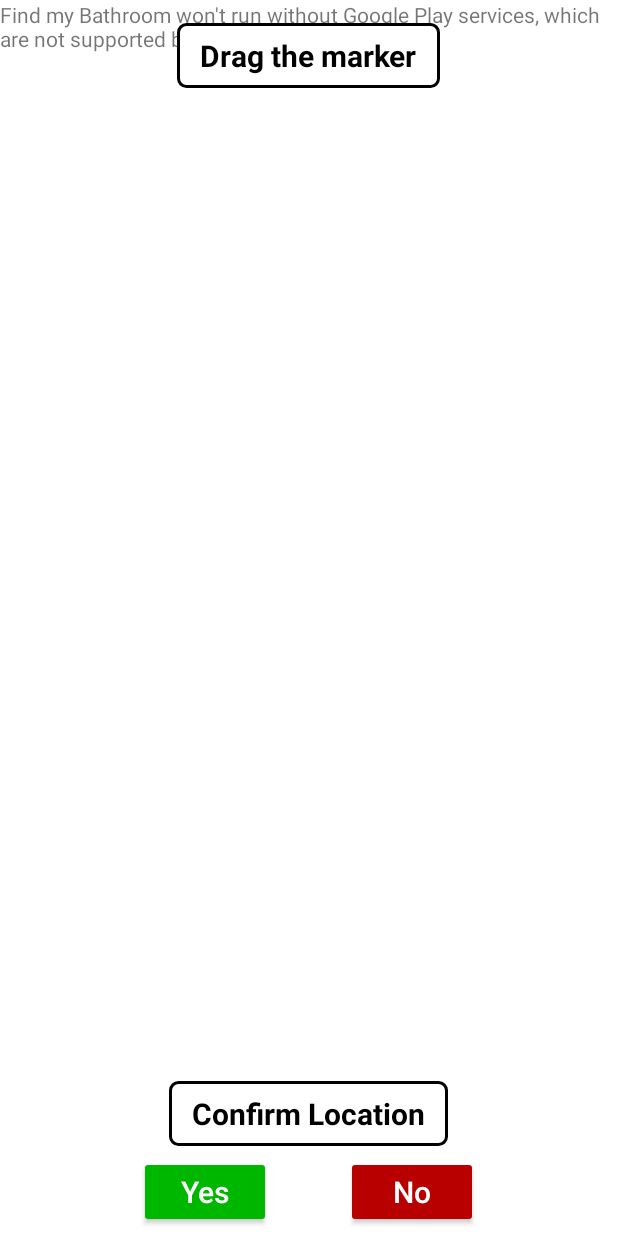
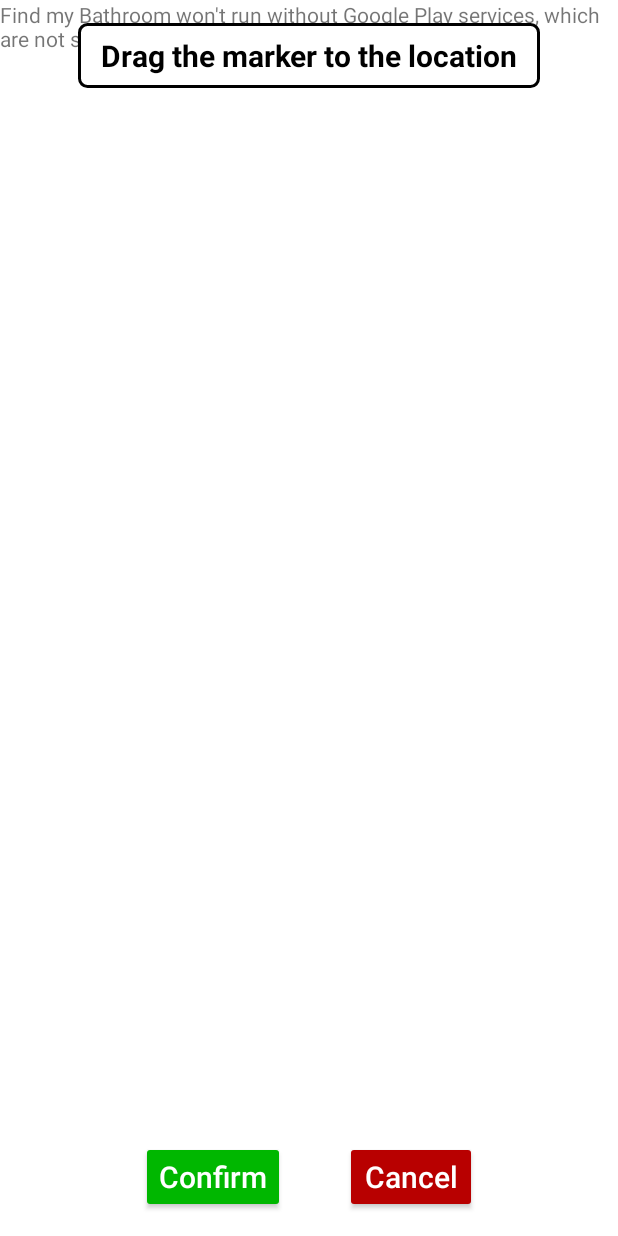
Before and after one commit to emilyvera/find-my-bathroom, an Android app: the SelectionLocationActivity screen opened directly, with no data from a screen before it, on a phone screen of 412 x 824 dp. Run offline under Robolectric (Android 15) with nearby library versions, the phone set to English and light mode, and no system bars.

Commit message:
Update location selection screen layout

```diff
--- a/app/src/main/res/layout/activity_selection_location.xml
+++ b/app/src/main/res/layout/activity_selection_location.xml
@@ -19,38 +19,25 @@
         android:paddingHorizontal="15dp"
         android:textSize="20dp"
         android:textStyle="bold"
-        android:text="Drag the marker"/>
-
-    <TextView
-        android:layout_width="wrap_content"
-        android:layout_height="wrap_content"
-        android:background="@drawable/confirm_location"
-        android:textColor="@color/black"
-        android:layout_gravity="center_horizontal|bottom"
-        android:layout_marginBottom="60dp"
-        android:paddingVertical="8dp"
-        android:paddingHorizontal="15dp"
-        android:textSize="20dp"
-        android:textStyle="bold"
-        android:text="Confirm Location"/>
+        android:text="Drag the marker to the location"/>
 
     <LinearLayout
         android:layout_width="wrap_content"
         android:layout_height="wrap_content"
         android:orientation="horizontal"
         android:layout_gravity="center_horizontal|bottom"
-        android:layout_marginBottom="5dp">
+        android:layout_marginBottom="15dp">
 
         <Button
             android:id="@+id/yesButton"
             android:layout_width="wrap_content"
             android:layout_height="wrap_content"
             android:backgroundTint="#00b700"
-            android:layout_marginRight="50dp"
+            android:layout_marginRight="40dp"
             android:textSize="20dp"
             android:textColor="@color/white"
             android:textAllCaps="false"
-            android:text="Yes"/>
+            android:text="Confirm"/>
 
         <Button
             android:id="@+id/noButton"
@@ -60,6 +47,6 @@
             android:textSize="20dp"
             android:textColor="@color/white"
             android:textAllCaps="false"
-            android:text="No"/>
+            android:text="Cancel"/>
     </LinearLayout>
 </fragment>
```
